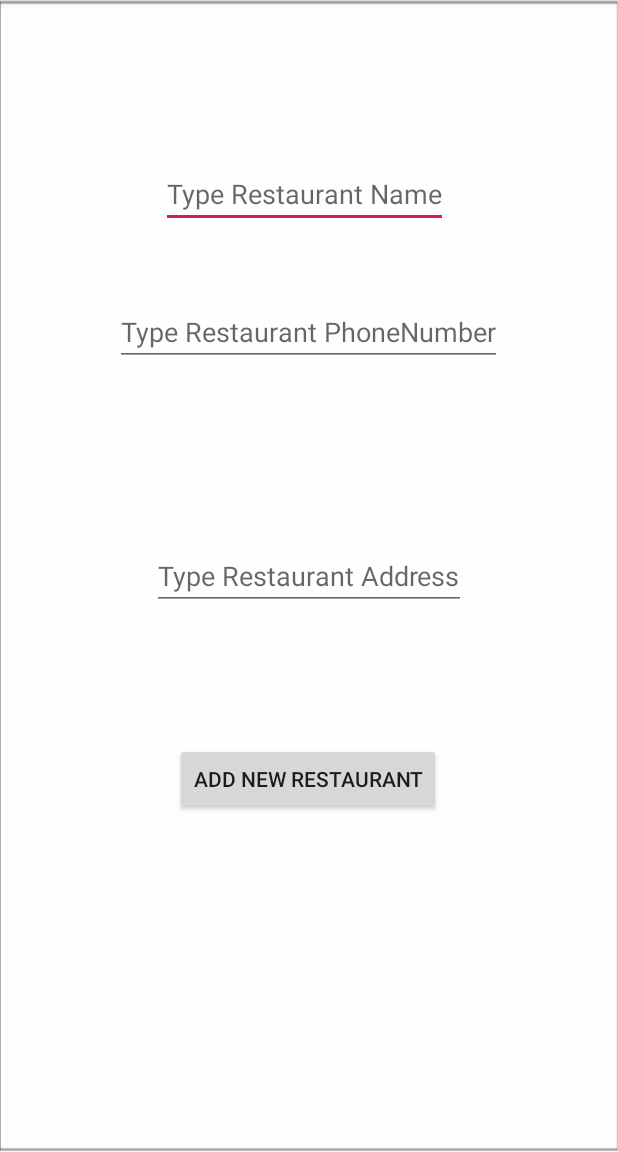
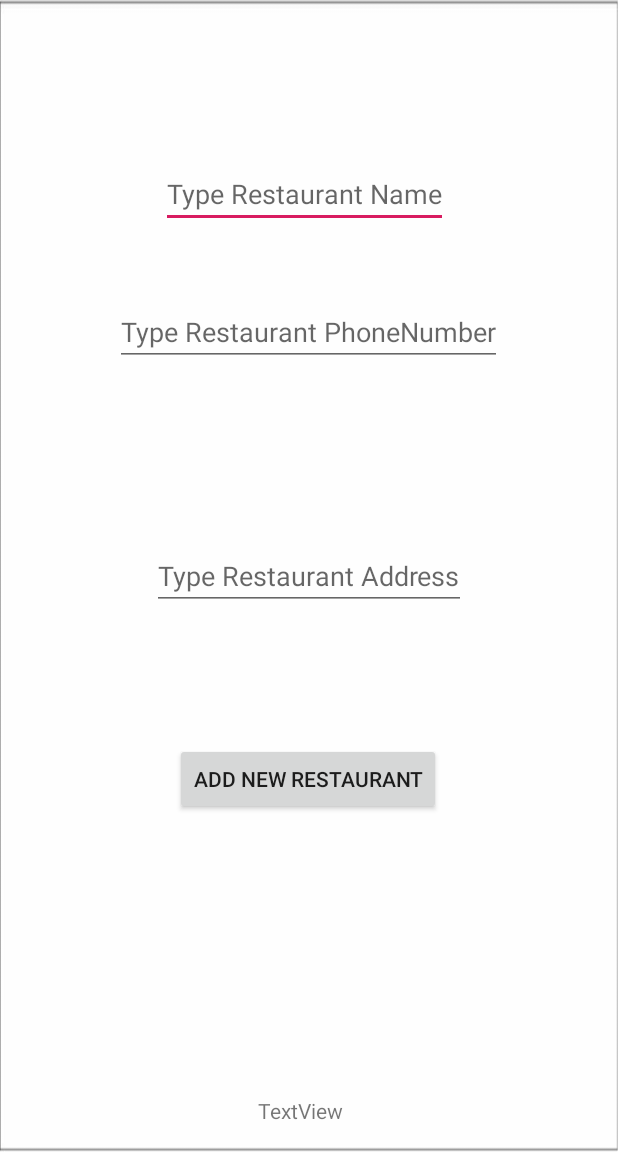
Before and after one commit to benjaminle9x/TableClearV1_1, an Android app: the AddRestaurant screen opened directly, with no data from a screen before it, on a phone screen of 412 x 824 dp, the part 84-1236 px from its top. Run offline under Robolectric (Android 15) with nearby library versions, the phone set to English and light mode, and no system bars; our stand-ins replace Firebase (no records; nobody signed in at launch, a user with empty details on screens opened directly).

```diff
--- a/app/src/main/res/layout/activity_add_restaurant.xml
+++ b/app/src/main/res/layout/activity_add_restaurant.xml
@@ -54,5 +54,15 @@
         app:layout_constraintTop_toTopOf="parent"
         app:layout_constraintVertical_bias="0.688" />
 
+    <TextView
+        android:id="@+id/textView5"
+        android:layout_width="wrap_content"
+        android:layout_height="wrap_content"
+        android:layout_marginStart="172dp"
+        android:layout_marginBottom="18dp"
+        android:text="TextView"
+        app:layout_constraintBottom_toBottomOf="parent"
+        app:layout_constraintStart_toStartOf="parent" />
+
 
 </androidx.constraintlayout.widget.ConstraintLayout>
```
